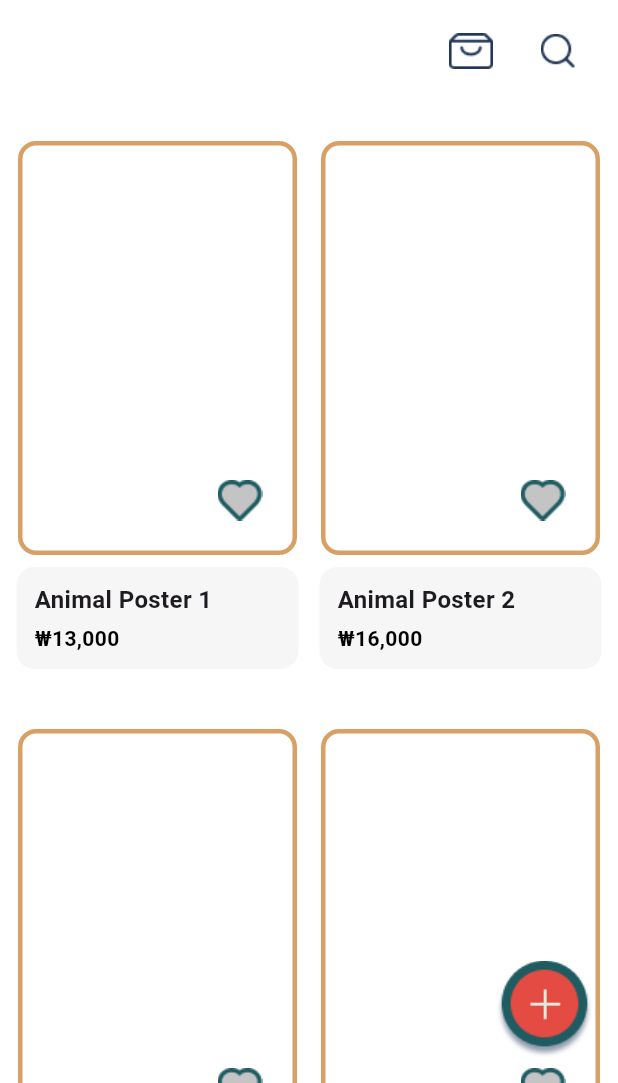
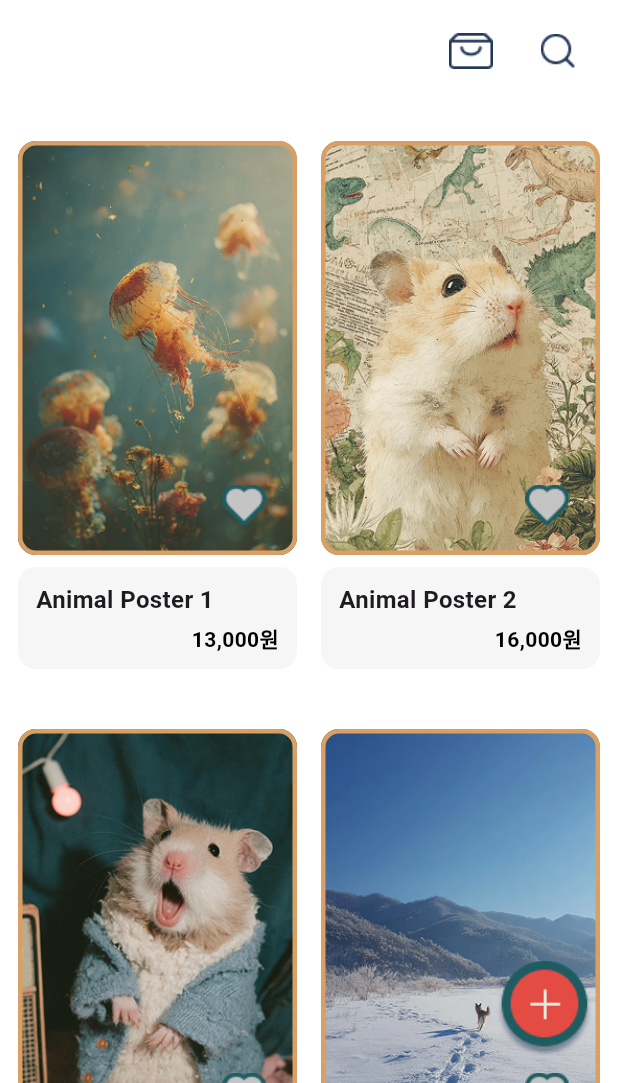
Before and after one commit to singlerose96/team4_project_app, a Flutter app: the screen it shows after launch, on a phone screen of 412 x 824 dp, the part 153-1236 px from its top. Run offline on Flutter 3.47's test engine with Material 3 defaults, Android fonts, the light colour scheme and no system bars; our stand-ins replace shared_preferences.

Commit message:
fix : infobox ui

```diff
--- a/lib/models/poster.dart
+++ b/lib/models/poster.dart
@@ -2,7 +2,6 @@ class Poster {
   String name;
   int price;
   String description;
-  String category;
   String imagePath;
   DateTime date;
   bool isFavorite = false;
@@ -11,7 +10,6 @@ class Poster {
     required this.name,
     required this.price,
     required this.description,
-    required this.category,
     required this.imagePath,
     required this.date,
   });
--- a/lib/models/product_item.dart
+++ /dev/null
@@ -1,13 +0,0 @@
-class ProductItem {
-  final String name;    // 🟣 상품 이름
-  final int price;      // 🟣 상품 가격 (원 단위)
-  final String image;   // 🟣 이미지 URL 또는 asset 경로
-  bool isLove;          // 🟣 좋아요 상태
-
-  ProductItem({
-    required this.name,
-    required this.price,
-    required this.image,
-    this.isLove = false, // 🟣 기본 좋아요 상태 false
-  });
-}
--- a/lib/pages/product_list_page.dart
+++ b/lib/pages/product_list_page.dart
@@ -1,8 +1,10 @@
+import 'dart:convert';                                 // 🟦 AssetManifest 파싱
+import 'package:flutter/services.dart';               // 🟦 rootBundle 사용
 import 'package:flutter/material.dart';
-import 'package:shared_preferences/shared_preferences.dart'; // 🟣 SharedPreferences 패키지: 찜 상태 로컬 저장용
-import '../models/product_item.dart';                      // 🟣 데이터 모델 정의
-import '../widgets/product_list_card.dart';               // 🟢 카드 UI 위젯
-import '../widgets/product_info_box.dart';                // 🟢 하단 정보 박스 위젯
+import 'package:shared_preferences/shared_preferences.dart'; // 🟣 SharedPreferences: 찜 상태 로컬 저장용
+import '../models/poster.dart';                       // 🟣 데이터 모델 정의
+import '../widgets/product_list_card.dart';           // 🟢 카드 UI 위젯
+import '../widgets/product_info_box.dart';            // 🟢 하단 정보 박스 위젯
 
 class ProductListPage extends StatefulWidget {
   const ProductListPage({Key? key}) : super(key: key);
@@ -12,56 +14,41 @@ class ProductListPage extends StatefulWidget {
 }
 
 class _ProductListPageState extends State<ProductListPage> {
-  // 🟣 스크롤 페이징용 컨트롤러
   final ScrollController _scrollController = ScrollController();
-  // 🟣 전체 상품 데이터
-  final List<ProductItem> _allItems = [];
-  // 🟣 현재 화면에 표시 중인 상품 데이터
-  final List<ProductItem> _displayItems = [];
-  // 🟣 로딩 플래그: 추가 로딩 중 표시 제어
-  bool _isLoading = false, _allLoaded = false;
-  // 🟣 현재 페이지 인덱스
-  int _nextPage = 0;
-  // 🟣 페이지당 아이템 수
-  static const int _pageSize = 10;
+  final List<Poster> _displayItems = [];              // 🟢 화면에 표시 중인 상품 데이터
+  final Set<String> _favoriteNames = {};              // 🟦 찜한 상품 이름 집합
+  bool _isLoading = false, _allLoaded = false;        // 🟢 로딩 상태, 모두 로드 여부
+  int _nextPage = 0;                                  // 🟢 다음 페이지 인덱스
+  static const int _pageSize = 10;                    // 🟢 페이지당 아이템 수
+
+  List<String> _allImagePaths = [];                   // 🟦 AssetManifest에서 가져온 모든 이미지 경로
 
   @override
   void initState() {
     super.initState();
-    _initData();                               // 🟣 초기 데이터 로드
-    _scrollController.addListener(_onScroll);  // 🟣 스크롤 리스너 등록
+    _loadImagePaths().then((_) => _initData());       // 🟦 에셋 경로 로드 후 초기 데이터 로드
+    _scrollController.addListener(_onScroll);         // 🟣 스크롤 리스너 등록
   }
 
-  /// 🟣 앱 시작 시 전체 데이터 생성, 찜 상태 복원, 첫 페이지 로드
+  /// 🟦 AssetManifest.json에서 assets/images/ 하위 경로만 추출
+  Future<void> _loadImagePaths() async {
+    final manifestJson = await rootBundle.loadString('AssetManifest.json');
+    final Map<String, dynamic> manifestMap = json.decode(manifestJson);
+    _allImagePaths = manifestMap.keys
+        .where((path) => path.startsWith('assets/images/'))
+        .toList()
+      ..sort();
+  }
+
+  /// 🟢 SharedPreferences에서 찜 목록을 불러온 뒤 첫 페이지 로드
   Future<void> _initData() async {
-    _loadAllItems();
-    await _loadFavorites();
+    final prefs = await SharedPreferences.getInstance();
+    final favList = prefs.getStringList('favorites') ?? [];
+    _favoriteNames.addAll(favList);
     _loadMore();
   }
 
-  /// 🟣 샘플 상품 50개 생성
-  void _loadAllItems() {
-    for (int i = 1; i <= 50; i++) {
-      _allItems.add(ProductItem(
-        name: 'Animal Poster $i',
-        price: i % 5 == 0 ? 0 : 10000 + i * 3000,
-        image: 'https://via.placeholder.com/300x400?text=Poster+$i',
-      ));
-    }
-  }
-
-  /// 🟣 SharedPreferences에서 저장된 찜 목록 불러와 적용
-  Future<void> _loadFavorites() async {
-    final prefs = await SharedPreferences.getInstance();
-    final favList = prefs.getStringList('favorites') ?? [];
-    setState(() {
-      for (var item in _allItems) {
-        item.isLove = favList.contains(item.name);
-      }
-    });
-  }
-
-  /// 🟣 스크롤 끝에 다다르면 다음 페이지 로드
+  /// 🟢 스크롤 끝 근처에서 다음 페이지 로드
   void _onScroll() {
     if (_scrollController.position.pixels >=
             _scrollController.position.maxScrollExtent - 200 &&
@@ -71,18 +58,38 @@ class _ProductListPageState extends State<ProductListPage> {
     }
   }
 
-  /// 🟣 다음 페이지의 상품 데이터를 화면에 추가하고, 모두 로드되면 스낵바 표시
+  /// 🟦 페이지 단위로 이미지 경로를 Poster 객체로 생성해 화면에 추가
   Future<void> _loadMore() async {
+    if (_isLoading) return;
     setState(() => _isLoading = true);
+
     final start = _nextPage * _pageSize;
-    final end = (start + _pageSize).clamp(0, _allItems.length);
-    final slice = _allItems.sublist(start, end);
-    if (slice.isNotEmpty) {
-      setState(() => _displayItems.addAll(slice));
+    final end = (_nextPage + 1) * _pageSize;
+
+    if (start >= _allImagePaths.length) {
+      _allLoaded = true;
+    } else {
+      final slice = _allImagePaths.sublist(
+        start,
+        end > _allImagePaths.length ? _allImagePaths.length : end,
+      );
+      for (var idx = 0; idx < slice.length; idx++) {
+        final i = start + idx + 1;
+        _displayItems.add(Poster(
+          name: 'Animal Poster $i',
+          price: i % 5 == 0 ? 0 : 10000 + i * 3000,
+          description: '간단 설명',
+          imagePath: slice[idx],                   // 🟦 루트 번들에서 가져온 경로 사용
+          date: DateTime.now(),
+        )..isFavorite = _favoriteNames.contains('Animal Poster $i'));
+      }
       _nextPage++;
+      if (_displayItems.length >= _allImagePaths.length) {
+        _allLoaded = true;
+      }
     }
-    if (_displayItems.length >= _allItems.length) {
-      _allLoaded = true;
+
+    if (_allLoaded) {
       WidgetsBinding.instance.addPostFrameCallback((_) {
         ScaffoldMessenger.of(context).showSnackBar(
           const SnackBar(
@@ -92,78 +99,77 @@ class _ProductListPageState extends State<ProductListPage> {
         );
       });
     }
+
     setState(() => _isLoading = false);
   }
 
-  /// 🟣 아이템의 찜 상태 토글 및 SharedPreferences에 저장
-  Future<void> _toggleFavorite(ProductItem item) async {
-    setState(() => item.isLove = !item.isLove);
+  /// 🟢 찜 상태 토글 & SharedPreferences에 저장
+  Future<void> _toggleFavorite(Poster item) async {
+    setState(() => item.isFavorite = !item.isFavorite);
+    if (item.isFavorite) {
+      _favoriteNames.add(item.name);
+    } else {
+      _favoriteNames.remove(item.name);
+    }
     final prefs = await SharedPreferences.getInstance();
-    await prefs.setStringList(
-      'favorites',
-      _allItems.where((e) => e.isLove).map((e) => e.name).toList(),
-    );
+    await prefs.setStringList('favorites', _favoriteNames.toList());
   }
 
   @override
   void dispose() {
-    _scrollController.dispose();  // 🟣 컨트롤러 해제
+    _scrollController.dispose();                    // 🟢 컨트롤러 해제
     super.dispose();
   }
 
   @override
   Widget build(BuildContext context) {
     // 🟢 아직 로드된 상품이 없다면 로딩 인디케이터 표시
-    if (_displayItems.isEmpty) {
+    if (_displayItems.isEmpty && !_allLoaded) {
       return const Scaffold(
         body: Center(child: CircularProgressIndicator()),
       );
     }
 
-    // 🟢 상품 2개를 한 행(Row)에 배치한 ListView
     return Scaffold(
-      backgroundColor: Colors.white, // 페이지 배경색
+      backgroundColor: Colors.white,                // 🟢 페이지 배경색
       body: Column(
         children: [
-          // AppBar 없이 로고만 담긴 상단 박스
+          // 🟢 AppBar 없이 로고만 담긴 상단 박스
           Container(
-            color: Colors.white, // 박스 배경색
+            color: Colors.white,
             padding: const EdgeInsets.symmetric(vertical: 32),
             child: Center(
-              child: Transform.translate( // 로고 위치조정
-                 offset: const Offset(0, 30),
-              child: Image.asset('assets/logo.png', height: 40), // 로고만 표시
+              child: Transform.translate(
+                offset: const Offset(0, 30),
+                child: Image.asset('assets/logo.png', height: 40), // 🟢 로고
+              ),
             ),
           ),
-          ),
-          // 로고 아래에 search & cart 아이콘
+          // 🟢 로고 아래에 search & cart 아이콘
           Container(
-            color: Colors.white, // 동일 배경
+            color: Colors.white,
             padding: const EdgeInsets.symmetric(horizontal: 16, vertical: 8),
             child: Row(
               mainAxisAlignment: MainAxisAlignment.end,
               children: [
                 IconButton(
-                  icon: Image.asset('assets/icons/cart.png',
-                      width: 30, height: 24), //장바구니 아이콘 사이즈
-                  onPressed: () =>
-                      Navigator.pushNamed(context, '/my_cart_page'),
+                  icon: Image.asset('assets/icons/cart.png', width: 30, height: 24), // 🟢 장바구니
+                  onPressed: () => Navigator.pushNamed(context, '/my_cart_page'),
                 ),
-                const SizedBox(width: 10), //아이콘 사이 거리
+                const SizedBox(width: 10),
                 IconButton(
-                  icon: Image.asset('assets/icons/search.png',
-                      width: 23, height: 23), //돋보기 아이콘 사이즈
-                  onPressed: () =>
-                      Navigator.pushNamed(context, '/item_search_page'),
+                  icon: Image.asset('assets/icons/search.png', width: 23, height: 23), // 🟢 검색
+                  onPressed: () => Navigator.pushNamed(context, '/item_search_page'),
                 ),
               ],
             ),
           ),
-          // 🟣 ListView.builder 를 Expanded로 감싸서 배치
+
+          // 🟣 ListView.builder를 Expanded로 감싸서 2열 배치
           Expanded(
             child: ListView.builder(
               controller: _scrollController,
-              padding: const EdgeInsets.all(8), // 🟢 전체 패딩
+              padding: const EdgeInsets.all(8),       // 🟢 전체 패딩
               itemCount: (_displayItems.length / 2).ceil(),
               itemBuilder: (context, rowIndex) {
                 final left = _displayItems[rowIndex * 2];
@@ -172,19 +178,19 @@ class _ProductListPageState extends State<ProductListPage> {
                 final right = hasRight ? _displayItems[rightIndex] : null;
 
                 return Padding(
-                  padding: const EdgeInsets.symmetric(vertical: 20),
+                  padding: const EdgeInsets.symmetric(vertical: 20), // 🟢 행 간격
                   child: Row(
                     crossAxisAlignment: CrossAxisAlignment.start,
                     children: [
+                      // 🟢 왼쪽 카드 + 정보 박스
                       Expanded(
-                        flex: 1,
                         child: Column(
                           children: [
                             ProductListCard(
                               item: left,
                               onFavoriteToggle: () => _toggleFavorite(left),
                             ),
-                            const SizedBox(height: 8), // 🟢 카드와 박스 사이 간격
+                            const SizedBox(height: 8),
                             ProductInfoBox(
                               name: left.name,
                               price: left.price,
@@ -193,9 +199,9 @@ class _ProductListPageState extends State<ProductListPage> {
                         ),
                       ),
                       if (hasRight) ...[
-                        const SizedBox(width: 8), // 🟢 좌우 간격
+                        const SizedBox(width: 8),
+                        // 🟢 오른쪽 카드 + 정보 박스
                         Expanded(
-                          flex: 1,
                           child: Column(
                             children: [
                               ProductListCard(
@@ -222,7 +228,7 @@ class _ProductListPageState extends State<ProductListPage> {
       floatingActionButton: GestureDetector(
         onTap: () => Navigator.pushNamed(context, '/item_add_page'),
         child: Image.asset(
-          'assets/icons/add.png', // 🟢 플로팅 + 아이콘
+          'assets/icons/add.png',                 // 🟢 플로팅 + 아이콘
           width: 66,
           height: 66,
         ),
--- a/lib/widgets/product_info_box.dart
+++ b/lib/widgets/product_info_box.dart
@@ -1,9 +1,9 @@
 import 'package:flutter/material.dart';
 
-/// 🟢 상품 이름과 가격을 보여주는 정보 박스 위젯
+/// 🟣 상품 이름과 가격을 보여주는 정보 박스 위젯
 class ProductInfoBox extends StatelessWidget {
-  final String name;   // 🟢 상품 이름
-  final int price;     // 🟢 상품 가격(원 단위)
+  final String name;   // 🟣 상품 이름
+  final int price;     // 🟣 상품 가격(원 단위)
 
   const ProductInfoBox({
     Key? key,
@@ -11,34 +11,34 @@ class ProductInfoBox extends StatelessWidget {
     required this.price,
   }) : super(key: key);
 
+  /// 🔵 가격을 천 단위 콤마로 포맷팅하고 '원'을 붙입니다.
   String get formattedPrice {
     if (price == 0) return 'FREE PRIZE';
-    // 🟢 천 단위 콤마 포맷팅
-    return '₩' +
-        price
+    return price
         .toString()
-            .replaceAllMapped(RegExp(r'\B(?=(\d{3})+(?!\d))'), (m) => ',');
+        .replaceAllMapped(RegExp(r'\B(?=(\d{3})+(?!\d))'), (m) => ',') +
+      '원';
   }
 
   @override
   Widget build(BuildContext context) {
     return Container(
-    width: 188,  // 🟢 고정 너비
-    height: 68,  // 🟢 고정 높이
+      width: 186,  // 🟣 카드와 동일한 고정 너비
+      height: 68,  // 🟣 고정 높이
       decoration: BoxDecoration(
-      color: const Color(0xFFF6F6F6),           // 🟢 배경색 #F6F6F6
-      borderRadius: BorderRadius.circular(12),   // 🟢 모든 모서리 반경 12
+        color: const Color(0xFFF6F6F6),         // 🟣 배경색 #F6F6F6
+        borderRadius: BorderRadius.circular(12), // 🟣 모든 모서리 반경 12
       ),
       padding: const EdgeInsets.symmetric(
-      horizontal: 12,  // 🟢 좌우 패딩
-      vertical: 8,     // 🟢 상하 패딩
+        horizontal: 12, // 🟣 좌우 패딩
+        vertical: 8,    // 🟣 상하 패딩
       ),
       child: Column(
-      crossAxisAlignment: CrossAxisAlignment.start,   // 🟢 왼쪽 정렬
-      mainAxisAlignment: MainAxisAlignment.center,    // 🟢 세로 중앙 정렬
+        crossAxisAlignment: CrossAxisAlignment.stretch, // 🟡 자식 위젯을 너비 최대치로 확장
+        mainAxisAlignment: MainAxisAlignment.center,    // 🟣 세로 중앙 정렬
         children: [
           Text(
-          name,  // 🟢 상품 이름
+            name, // 🟣 상품 이름
             style: const TextStyle(
               fontSize: 16,
               fontWeight: FontWeight.bold,
@@ -46,23 +46,20 @@ Widget build(BuildContext context) {
             maxLines: 1,
             overflow: TextOverflow.ellipsis,
           ),
-        const SizedBox(height: 4),  // 🟢 텍스트 간 간격
-        Text(
-          price == 0
-              ? 'FREE PRIZE'  // 🟢 가격이 0이면 FREE PRIZE
-              : '₩${price.toString().replaceAllMapped( // 🟢 천 단위 콤마 포맷
-                  RegExp(r'\B(?=(\d{3})+(?!\d))'),
-                  (m) => ','
-                )}',
+          const SizedBox(height: 4), // 🟣 텍스트 간 간격
+          Align(
+            alignment: Alignment.centerRight, // 🟡 가격 텍스트를 오른쪽 정렬
+            child: Text(
+              formattedPrice, // 🟣 포맷된 가격
               style: TextStyle(
                 fontSize: 14,
                 fontWeight: FontWeight.bold,
-            color: price == 0 ? Colors.red : Colors.black, // 🟢 0원은 빨강, 그 외 검정
+                color: price == 0 ? Colors.red : Colors.black, // 🟣 0원은 빨강, 그 외 검정
+              ),
             ),
           ),
         ],
       ),
     );
   }
-
 }
--- a/lib/widgets/product_list_card.dart
+++ b/lib/widgets/product_list_card.dart
@@ -1,8 +1,8 @@
 import 'package:flutter/material.dart';
-import '../models/product_item.dart';
+import '../models/poster.dart';
 
 class ProductListCard extends StatelessWidget {
-  final ProductItem item;
+  final Poster item;
   final VoidCallback onFavoriteToggle;
 
   const ProductListCard({
@@ -14,47 +14,42 @@ class ProductListCard extends StatelessWidget {
   @override
   Widget build(BuildContext context) {
     return SizedBox(
-      width: 186,     // 🟢 고정 너비
-      height: 276,    // 🟢 고정 높이
-      child: Container(
-        // 🟢 카드를 감싸는 컨테이너: 노란 테두리 + 전체 모서리 radius 12
-        decoration: BoxDecoration(
-          border: Border.all(color: const Color.fromRGBO(217, 160, 102, 1), width: 3),
-          borderRadius: BorderRadius.circular(12),  // 🟢 모든 모서리 반경 12
-        ),
+      width: 186,   // 🟢 고정 너비
+      height: 276,  // 🟢 고정 높이
       child: Stack(
         children: [
-            Column(
-              children: [
-                ClipRRect(
-                  // 🟢 상단 이미지: 전체 너비, 높이 비율에 맞게 적용
-                  borderRadius: const BorderRadius.only(
-                    topLeft: Radius.circular(12),   // 🟢 좌측 상단 반경 12
-                    topRight: Radius.circular(12),  // 🟢 우측 상단 반경 12
+          // 🟡 카드 전체를 배경 이미지로 채우고 노란 테두리 적용
+          Positioned.fill(
+            child: Container(
+              decoration: BoxDecoration(
+                border: Border.all(
+                  color: const Color.fromRGBO(217, 160, 102, 1),
+                  width: 3,
+                ),
+                borderRadius: BorderRadius.circular(12),  // 🟢 모든 모서리 반경 12
+                image: DecorationImage(
+                  image: AssetImage(item.imagePath),       // 🟡 에셋 이미지를 전체 채움
+                  fit: BoxFit.cover,                       // 🟡 비율 유지하며 꽉 채우기
+                ),
+              ),
             ),
           ),
 
-          ]),
-
+          // 🟡 찜(하트) 아이콘: 이미지 위에 오버레이
           Positioned(
-              bottom: 20, // 🟢 위젯박스 위에 배치
-              right: 20,
+            bottom: 20,  // 🟢 하단 공간에서 8px 위쪽
+            right: 20,   // 🟢 우측 공간에서 8px 왼쪽
             child: GestureDetector(
-                onTap: onFavoriteToggle, // 🟣 찜 토글 콜백
-                child: Container(
-                  // 🟢 하트 버튼: 초록 테두리 + 흰 배경
+              onTap: onFavoriteToggle,                 // 🟣 찜 토글 콜백
               child: Image.asset(
-                    item.isLove
+                item.isFavorite
                   ? 'assets/icons/heart_filled.png'
-                        : 'assets/icons/heart_outline.png', // 🟢 찜 상태에 따라 아이콘 변경
-
-                  ),
+                  : 'assets/icons/heart_outline.png',  // 🟢 상태에 따라 다른 아이콘
               ),
             ),
           ),
         ],
       ),
-      ),
     );
   }
 }
--- a/pubspec.yaml
+++ b/pubspec.yaml
@@ -62,6 +62,7 @@ flutter:
     - assets/icons/heart_filled.png
     - assets/icons/heart_outline.png
     - assets/placeholders/placeholder.png
+    - assets/images/
 
   # The following line ensures that the Material Icons font is
   # included with your application, so that you can use the icons in
```
Also changed, not shown: lib/models/poster_data_list.dart (added, +425 -0 lines). Lines whose indentation alone changed are shown as unchanged.
